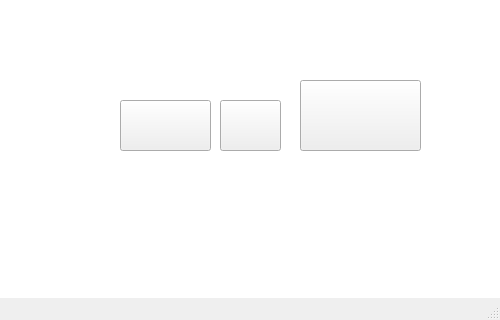
Old version of the form mainwindow.ui in the repository ngxson/LTNC2017; both pictures show x 0 to 500 and y 180 to 500 of the 500 by 500 pixel window.
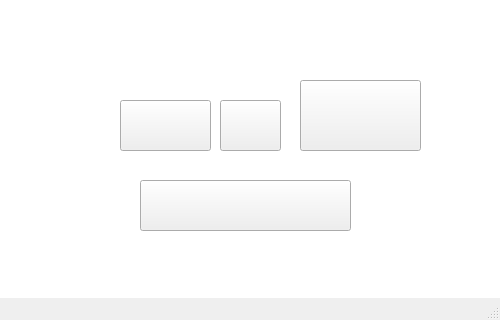
New version of the form.

```diff
--- a/mainwindow.ui
+++ b/mainwindow.ui
@@ -78,6 +78,25 @@
      <string/>
     </property>
    </widget>
+   <widget class="QPushButton" name="btnAction">
+    <property name="geometry">
+     <rect>
+      <x>140</x>
+      <y>360</y>
+      <width>211</width>
+      <height>51</height>
+     </rect>
+    </property>
+    <property name="font">
+     <font>
+      <family>Segoe UI</family>
+      <pointsize>18</pointsize>
+     </font>
+    </property>
+    <property name="text">
+     <string/>
+    </property>
+   </widget>
   </widget>
   <widget class="QMenuBar" name="menuBar">
    <property name="geometry">
```
